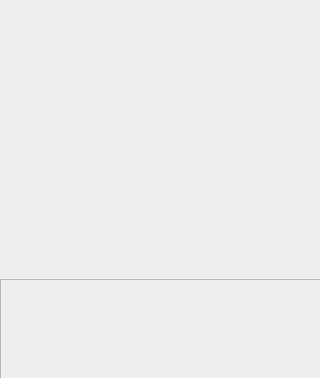
Above: ui/completed.ui from eli0009/iceshell before the change. Below: the same form after it.
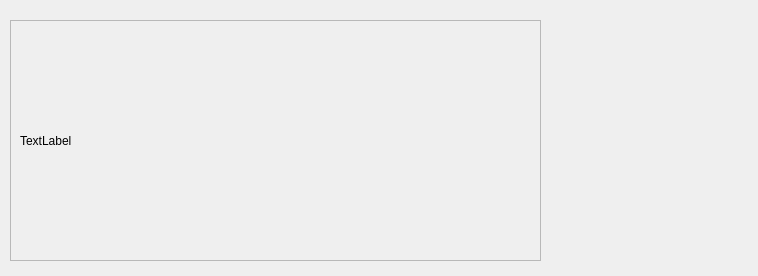
That is the form after the change. Icons and pictures are not drawn.

Commit message: added completion window that shows the path of output files

Diff of the .ui file:
```diff
--- a/ui/completed.ui
+++ b/ui/completed.ui
@@ -6,18 +6,30 @@
    <rect>
     <x>0</x>
     <y>0</y>
-    <width>320</width>
-    <height>378</height>
+    <width>758</width>
+    <height>276</height>
    </rect>
   </property>
+  <property name="minimumSize">
+   <size>
+    <width>758</width>
+    <height>276</height>
+   </size>
+  </property>
+  <property name="maximumSize">
+   <size>
+    <width>758</width>
+    <height>276</height>
+   </size>
+  </property>
   <property name="windowTitle">
    <string>Iceshell - Completed</string>
   </property>
   <widget class="QLabel" name="label_2">
    <property name="geometry">
     <rect>
-     <x>30</x>
-     <y>20</y>
+     <x>520</x>
+     <y>10</y>
      <width>261</width>
      <height>261</height>
     </rect>
@@ -38,10 +50,10 @@
   <widget class="QScrollArea" name="scrollArea">
    <property name="geometry">
     <rect>
-     <x>0</x>
-     <y>279</y>
-     <width>321</width>
-     <height>101</height>
+     <x>10</x>
+     <y>20</y>
+     <width>531</width>
+     <height>241</height>
     </rect>
    </property>
    <property name="widgetResizable">
@@ -52,10 +64,22 @@
      <rect>
       <x>0</x>
       <y>0</y>
-      <width>319</width>
-      <height>99</height>
+      <width>529</width>
+      <height>239</height>
      </rect>
     </property>
+    <layout class="QGridLayout" name="gridLayout">
+     <property name="sizeConstraint">
+      <enum>QLayout::SetMinimumSize</enum>
+     </property>
+     <item row="0" column="0">
+      <widget class="QLabel" name="label">
+       <property name="text">
+        <string>TextLabel</string>
+       </property>
+      </widget>
+     </item>
+    </layout>
    </widget>
   </widget>
  </widget>
```
The commit also changes 1 other file.
